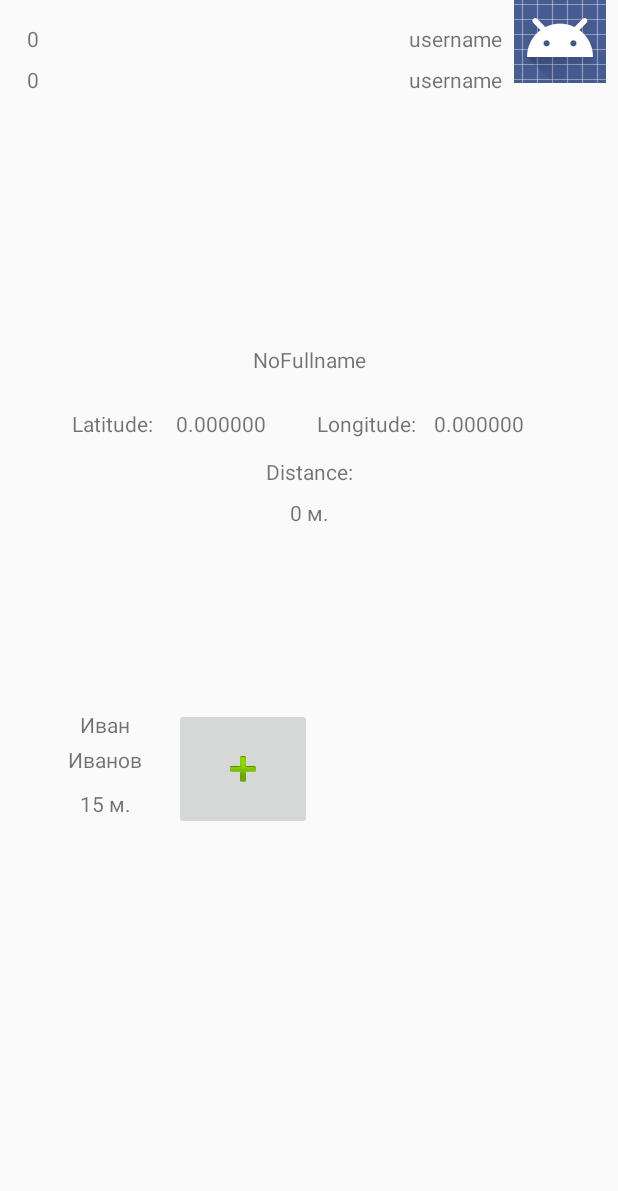
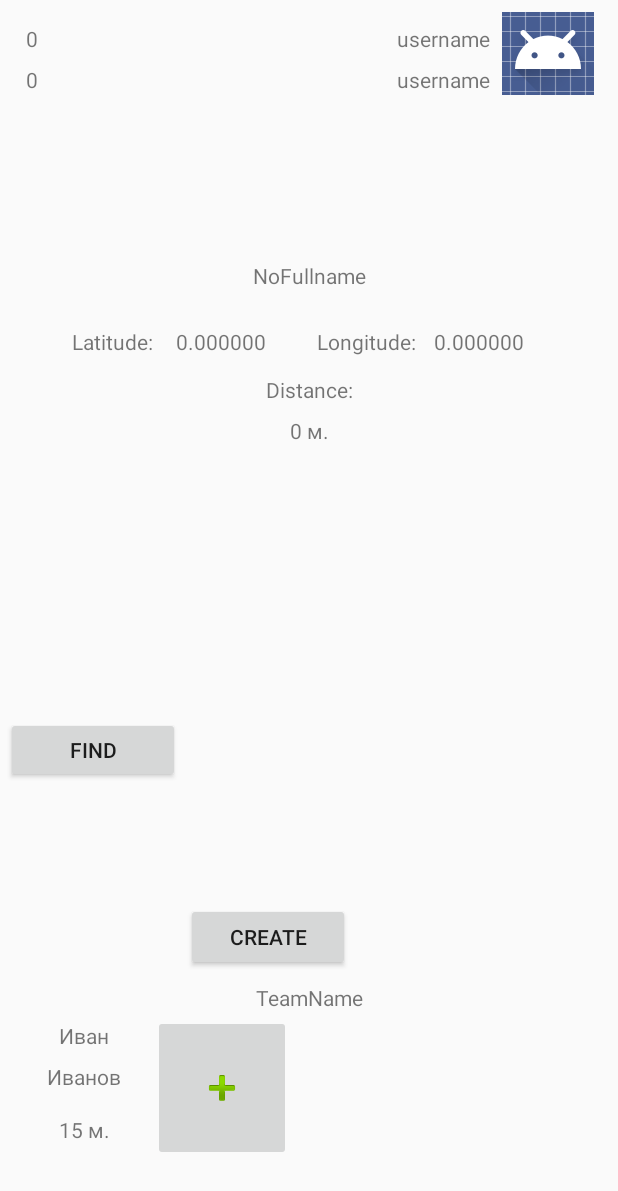
Before and after one commit to LepikhinEgor/TeamTravel, an Android app: the MainActivity screen opened directly, with no data from a screen before it, on a phone screen of 412 x 824 dp. Shown: the top 1191 px of the screen. Run offline under Robolectric (Android 15) with nearby library versions, the phone set to English and light mode, and no system bars; our stand-ins replace Firebase (no records; nobody signed in at launch, a user with empty details on screens opened directly).

Commit message:
Start to creating teams, create person location class

```diff
--- a/app/src/main/AndroidManifest.xml
+++ b/app/src/main/AndroidManifest.xml
@@ -16,10 +16,9 @@
         android:roundIcon="@mipmap/ic_launcher_round"
         android:supportsRtl="true"
         android:theme="@style/Theme.AppCompat.Light">
-        <activity android:name=".MainActivity"></activity>
+        <activity android:name=".MainActivity" />
         <activity android:name=".AddNewPlaceActivity" />
-        <activity android:name=".RegistrationActivity">
-        </activity>
+        <activity android:name=".RegistrationActivity"></activity>
         <activity android:name=".SignInActivity">
             <intent-filter>
                 <action android:name="android.intent.action.MAIN" />
@@ -27,6 +26,7 @@
                 <category android:name="android.intent.category.LAUNCHER" />
             </intent-filter>
         </activity>
+        <activity android:name=".CreateTeamActivity"></activity>
     </application>
 
 </manifest>
--- a/app/src/main/java/com/example/lepik/teamtravel/RegistrationActivity.java
+++ b/app/src/main/java/com/example/lepik/teamtravel/RegistrationActivity.java
@@ -107,9 +107,6 @@ public class RegistrationActivity extends AppCompatActivity {
         newPerson.setSecondName(inputedSecondName);
         newPerson.setEmail(inputedEmail);
         newPerson.setPassword(inputedPassword);
-        newPerson.setLongitudeCoord(0.0);
-        newPerson.setLatitudeCoord(0.0);
-
 
         auth.createUserWithEmailAndPassword(inputedEmail, inputedPassword)
                 .addOnCompleteListener(this, new OnCompleteListener<AuthResult>() {
--- a/app/src/main/res/layout/activity_main.xml
+++ b/app/src/main/res/layout/activity_main.xml
@@ -16,7 +16,7 @@
         android:layout_marginLeft="8dp"
         android:layout_marginRight="8dp"
         android:layout_marginStart="8dp"
-        android:layout_marginTop="228dp"
+        android:layout_marginTop="172dp"
         android:gravity="center"
         android:text="@string/defFullName"
         app:layout_constraintEnd_toEndOf="parent"
@@ -116,18 +116,16 @@
     <HorizontalScrollView
         android:id="@+id/horizontalScrollView"
         android:layout_width="368dp"
-        android:layout_height="85dp"
-        android:layout_marginBottom="8dp"
+        android:layout_height="101dp"
+        android:layout_marginBottom="48dp"
         android:layout_marginEnd="8dp"
         android:layout_marginLeft="8dp"
         android:layout_marginRight="8dp"
         android:layout_marginStart="8dp"
-        android:layout_marginTop="8dp"
         app:layout_constraintBottom_toBottomOf="parent"
         app:layout_constraintEnd_toEndOf="parent"
-        app:layout_constraintStart_toStartOf="parent"
-        app:layout_constraintTop_toBottomOf="@+id/distanceValue"
-        app:layout_constraintVertical_bias="0.298">
+        app:layout_constraintHorizontal_bias="0.0"
+        app:layout_constraintStart_toStartOf="parent">
 
         <LinearLayout
             android:id="@+id/placesList"
@@ -168,25 +166,27 @@
                     android:text="@string/def15m" />
 
             </LinearLayout>
+
             <ImageButton
                 android:id="@+id/addNewPlace"
                 android:layout_width="92dp"
                 android:layout_height="match_parent"
-                android:src="@android:drawable/ic_input_add"
-                android:contentDescription="@string/addPlaceBtnStr"/>
+                android:contentDescription="@string/addPlaceBtnStr"
+                android:src="@android:drawable/ic_input_add" />
 
         </LinearLayout>
     </HorizontalScrollView>
 
     <ImageButton
-        android:id="@+id/imageButton6"
+        android:id="@+id/userIconBtn"
         android:layout_width="61dp"
         android:layout_height="55dp"
-        android:layout_marginEnd="8dp"
-        android:layout_marginRight="8dp"
+        android:layout_marginEnd="16dp"
+        android:layout_marginRight="16dp"
+        android:layout_marginTop="8dp"
         android:src="@android:drawable/sym_def_app_icon"
         app:layout_constraintEnd_toEndOf="parent"
-        tools:layout_editor_absoluteY="16dp" />
+        app:layout_constraintTop_toTopOf="parent" />
 
     <TextView
         android:id="@+id/userFirstName"
@@ -199,7 +199,7 @@
         android:layout_marginTop="16dp"
         android:gravity="end"
         android:text="@string/defUserNameStr"
-        app:layout_constraintEnd_toStartOf="@+id/imageButton6"
+        app:layout_constraintEnd_toStartOf="@+id/userIconBtn"
         app:layout_constraintHorizontal_bias="1.0"
         app:layout_constraintStart_toStartOf="parent"
         app:layout_constraintTop_toTopOf="parent" />
@@ -215,7 +215,7 @@
         android:layout_marginTop="8dp"
         android:gravity="end"
         android:text="@string/defUserNameStr"
-        app:layout_constraintEnd_toStartOf="@+id/imageButton6"
+        app:layout_constraintEnd_toStartOf="@+id/userIconBtn"
         app:layout_constraintHorizontal_bias="1.0"
         app:layout_constraintStart_toStartOf="parent"
         app:layout_constraintTop_toBottomOf="@+id/userFirstName" />
@@ -250,5 +250,50 @@
         app:layout_constraintStart_toStartOf="parent"
         app:layout_constraintTop_toBottomOf="@+id/latitude" />
 
+    <Button
+        android:id="@+id/findTeamBtn"
+        android:layout_width="116dp"
+        android:layout_height="44dp"
+        android:layout_marginBottom="8dp"
+        android:layout_marginLeft="4dp"
+        android:layout_marginStart="4dp"
+        android:layout_marginTop="56dp"
+        android:text="Find"
+        app:layout_constraintBottom_toTopOf="@+id/textView"
+        app:layout_constraintStart_toStartOf="parent"
+        app:layout_constraintTop_toBottomOf="@+id/distanceValue" />
+
+    <Button
+        android:id="@+id/createTeamBtn"
+        android:layout_width="109dp"
+        android:layout_height="45dp"
+        android:layout_marginBottom="8dp"
+        android:layout_marginEnd="8dp"
+        android:layout_marginLeft="4dp"
+        android:layout_marginRight="8dp"
+        android:layout_marginStart="4dp"
+        android:layout_marginTop="52dp"
+        android:text="Create"
+        app:layout_constraintBottom_toTopOf="@+id/textView"
+        app:layout_constraintEnd_toEndOf="parent"
+        app:layout_constraintHorizontal_bias="0.0"
+        app:layout_constraintStart_toEndOf="@+id/findTeamBtn"
+        app:layout_constraintTop_toBottomOf="@+id/distanceValue"
+        app:layout_constraintVertical_bias="1.0" />
+
+    <TextView
+        android:id="@+id/textView"
+        android:layout_width="367dp"
+        android:layout_height="wrap_content"
+        android:layout_marginEnd="8dp"
+        android:layout_marginLeft="8dp"
+        android:layout_marginRight="8dp"
+        android:layout_marginStart="8dp"
+        android:text="TeamName"
+        android:gravity="center"
+        app:layout_constraintBottom_toTopOf="@+id/horizontalScrollView"
+        app:layout_constraintEnd_toEndOf="parent"
+        app:layout_constraintStart_toStartOf="parent" />
+
 
 </android.support.constraint.ConstraintLayout>
--- a/app/src/main/res/values/strings.xml
+++ b/app/src/main/res/values/strings.xml
@@ -41,4 +41,9 @@
     <string name="registrationButton">Registration</string>
     <string name="registrationBtnAuthStr">Registration</string>
     <string name="defUserNameStr">username</string>
+    <string name="teamNameStr">Team name</string>
+    <string name="teamPasswordStr">Password</string>
+    <string name="createTeamLabelStr">Create team</string>
+    <item name="personData" type="id" />
+    <item name="personLocationData" type="id" />
 </resources>
```
Also changed, not shown: app/src/main/java/com/example/lepik/teamtravel/AddNewPlaceActivity.java (+33 -33 lines), app/src/main/java/com/example/lepik/teamtravel/CreateTeamActivity.java (added, +75 -0 lines), app/src/main/java/com/example/lepik/teamtravel/MainActivity.java (+53 -14 lines), app/src/main/java/com/example/lepik/teamtravel/Person.java (+25 -34 lines), app/src/main/java/com/example/lepik/teamtravel/PersonLocation.java (added, +102 -0 lines), app/src/main/res/layout/activity_create_team.xml (added, +75 -0 lines).
